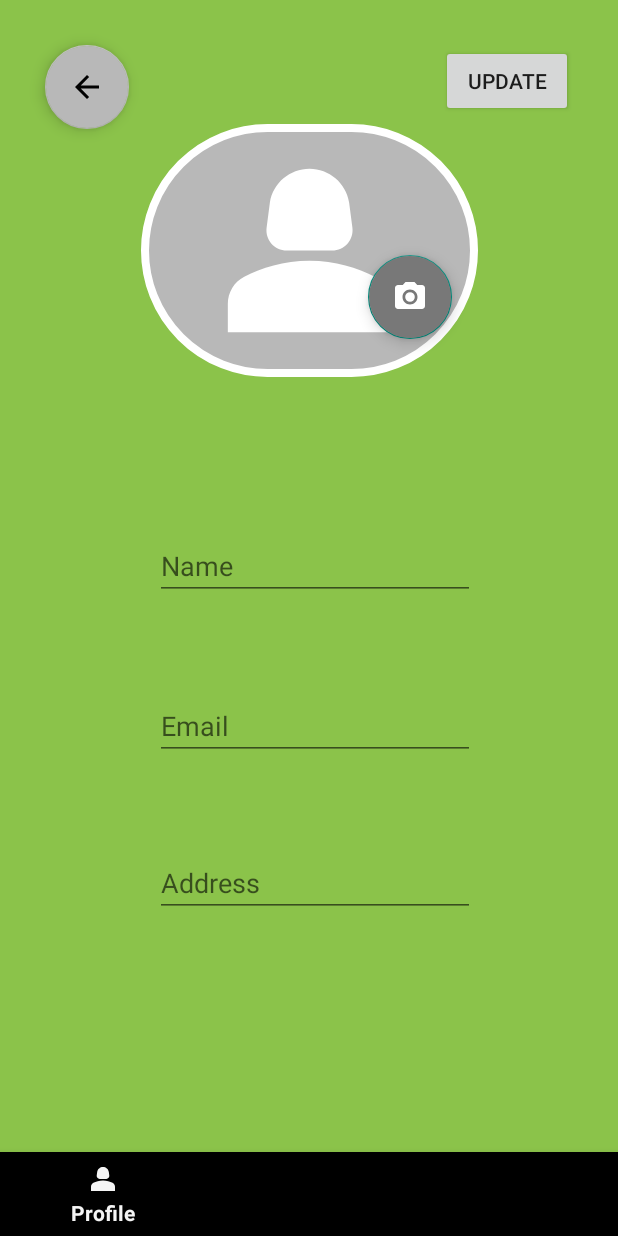
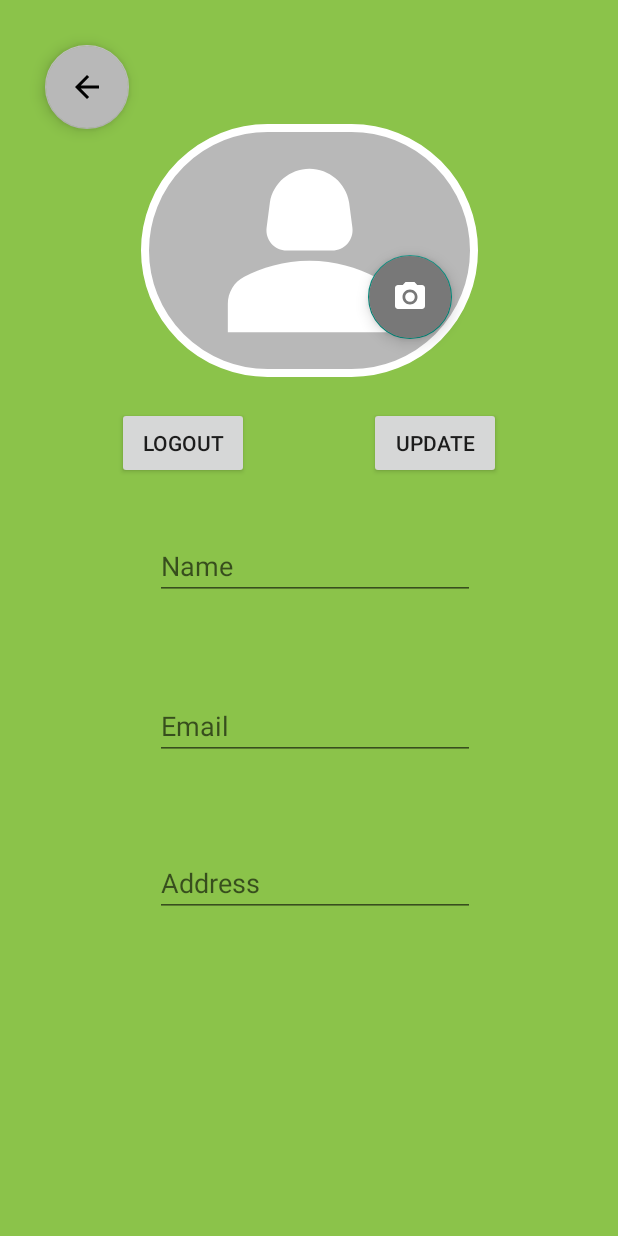
Before and after one commit to maarof36/SDN, an Android app: the fragment ProfileFragment placed in its activity, on a phone screen of 412 x 824 dp. Run offline under Robolectric (Android 15) with nearby library versions, the phone set to English and light mode, and no system bars; our stand-ins replace Firebase (no records; nobody signed in at launch, a user with empty details on screens opened directly), Picasso.

```diff
--- a/app/src/main/java/com/example/sdn/barFragment.java
+++ b/app/src/main/java/com/example/sdn/barFragment.java
@@ -70,6 +70,10 @@ public class barFragment extends Fragment {
     @Override
     public void onStart() {
         super.onStart();
+       // intint();
+    }
+
+    private void intint() {
         GraphView grf = getView().findViewById(R.id.idGraphView);
         LineGraphSeries<DataPoint> series = new LineGraphSeries<DataPoint>(new DataPoint[]{
                 // on below line we are adding
--- a/app/src/main/java/com/example/sdn/fragmnts/ProfileFragment.java
+++ b/app/src/main/java/com/example/sdn/fragmnts/ProfileFragment.java
@@ -1,5 +1,7 @@
 package com.example.sdn.fragmnts;
 
+import android.app.AlertDialog;
+import android.content.DialogInterface;
 import android.content.Intent;
 import android.net.Uri;
 import android.os.Bundle;
@@ -21,6 +23,7 @@ import com.example.sdn.R;
 import com.example.sdn.Utils;
 import com.example.sdn.fragmnts.data.FirebaseServices;
 import com.example.sdn.fragmnts.data.User;
+import com.example.sdn.usermngmnt.LoginFragment;
 import com.google.android.material.floatingactionbutton.FloatingActionButton;
 import com.google.protobuf.Empty;
 import com.squareup.picasso.Picasso;
@@ -33,8 +36,8 @@ import com.squareup.picasso.Picasso;
 public class ProfileFragment extends Fragment {
    private FloatingActionButton fbtC , Back;
    private ImageView ProfilePic;
-    EditText etName,etEmail, etAddress;
-   private Button btnUpdate;
+    //EditText etName,etEmail, etAddress;
+   private Button btnUpdate, LogOutbtn;
    private Utils utils;
     private static final int GALLERY_REQUEST_CODE = 123;
     private FirebaseServices fbs;
@@ -96,6 +99,7 @@ public class ProfileFragment extends Fragment {
         init();
         fbs = FirebaseServices.getInstance();
         btnUpdate =getView().findViewById(R.id.Upbutton);
+        LogOutbtn =getView().findViewById(R.id.logoutBtn);
         UserName=getView().findViewById(R.id.name);
         Email=getView().findViewById(R.id.email);
         Addres=getView().findViewById(R.id.address);
@@ -135,9 +139,24 @@ public class ProfileFragment extends Fragment {
                     }
                     else
                     {
-                        utils.showMessageDialog(getActivity(), "No changes!");
+                        utils.showMessageDialog(getActivity(), "No changes!Try again");
                     }
                 }
+            }
+        });
+        LogOutbtn.setOnClickListener(new View.OnClickListener() {
+            @Override
+            public void onClick(View v) {
+                new AlertDialog.Builder(getContext()).setMessage("Are you sure want to sign out?")
+                        .setCancelable(false)
+                        .setPositiveButton("yes", new DialogInterface.OnClickListener() {
+                            @Override
+                            public void onClick(DialogInterface dialogInterface, int i) {
+                                fbs.getAuth().signOut();
+                                getActivity().getSupportFragmentManager().beginTransaction().replace(R.id.frameLayout,new LoginFragment()).commit();
+                            }
+                        }).setNegativeButton("No",null)
+                        .show();
             }
         });
         Back = getView().findViewById(R.id.btBtoBudget);
@@ -161,6 +180,8 @@ public class ProfileFragment extends Fragment {
         //flagAlreadyFilled = true;
 
     }
+
+
 
     private void init() {
         fbs= FirebaseServices.getInstance();
@@ -196,7 +217,11 @@ public class ProfileFragment extends Fragment {
             utils.uploadImage(getActivity(), selectedImageUri);
         }
     }
-
+    private void gotoLogin() {
+        FragmentTransaction ft=getActivity().getSupportFragmentManager().beginTransaction();
+        ft.replace(R.id.frameLayout,new LoginFragment());
+        ft.commit();
+    }
     private void gotoBudget() {
         FragmentTransaction ft=getActivity().getSupportFragmentManager().beginTransaction();
         ft.replace(R.id.frameLayout,new BudgetTrackingFragment());
--- a/app/src/main/res/layout/activity_main.xml
+++ b/app/src/main/res/layout/activity_main.xml
@@ -17,11 +17,4 @@
 
     </FrameLayout>
 
-    <com.google.android.material.bottomnavigation.BottomNavigationView
-        android:layout_width="match_parent"
-        android:layout_height="wrap_content"
-        app:layout_constraintBottom_toBottomOf="parent"
-        app:layout_constraintEnd_toEndOf="parent"
-        app:layout_constraintStart_toStartOf="parent"
-        app:menu="@menu/bottom_naagation_bar"/>
 </androidx.constraintlayout.widget.ConstraintLayout>
--- a/app/src/main/res/layout/fragment_bar.xml
+++ b/app/src/main/res/layout/fragment_bar.xml
@@ -1,5 +1,5 @@
 <?xml version="1.0" encoding="utf-8"?>
-<RelativeLayout
+<FrameLayout
     xmlns:android="http://schemas.android.com/apk/res/android"
     xmlns:tools="http://schemas.android.com/tools"
     android:layout_width="match_parent"
@@ -14,4 +14,4 @@
         android:layout_height="wrap_content"
         android:layout_alignParentTop="true" />
 
-</RelativeLayout>
+</FrameLayout>
--- a/app/src/main/res/layout/fragment_profile.xml
+++ b/app/src/main/res/layout/fragment_profile.xml
@@ -62,11 +62,11 @@
             android:id="@+id/Upbutton"
             android:layout_width="wrap_content"
             android:layout_height="wrap_content"
-            android:layout_marginTop="30dp"
-            android:layout_marginEnd="30dp"
+            android:layout_marginEnd="78dp"
+            android:layout_marginBottom="35dp"
             android:text="update"
-            app:layout_constraintEnd_toEndOf="parent"
-            app:layout_constraintTop_toTopOf="parent" />
+            app:layout_constraintBottom_toTopOf="@+id/name"
+            app:layout_constraintEnd_toEndOf="parent" />
 
         <EditText
             android:id="@+id/name"
@@ -116,5 +116,15 @@
             app:layout_constraintStart_toStartOf="parent"
             app:layout_constraintTop_toBottomOf="@+id/email" />
 
+        <Button
+            android:id="@+id/logoutBtn"
+            android:layout_width="wrap_content"
+            android:layout_height="wrap_content"
+            android:layout_marginStart="78dp"
+            android:layout_marginBottom="35dp"
+            android:text="LogOut"
+            app:layout_constraintBottom_toTopOf="@+id/name"
+            app:layout_constraintStart_toStartOf="parent" />
+
     </androidx.constraintlayout.widget.ConstraintLayout>
 </FrameLayout>
--- a/build.gradle.kts
+++ b/build.gradle.kts
@@ -5,5 +5,5 @@ buildscript {
 }
 // Top-level build file where you can add configuration options common to all sub-projects/modules.
 plugins {
-    id("com.android.application") version "8.3.1" apply false
+    id("com.android.application") version "8.4.0" apply false
 }
```
Also changed, not shown: app/src/main/res/layout/fragment_budget_tracking.xml (+14 -0 lines), gradle/wrapper/gradle-wrapper.properties.
